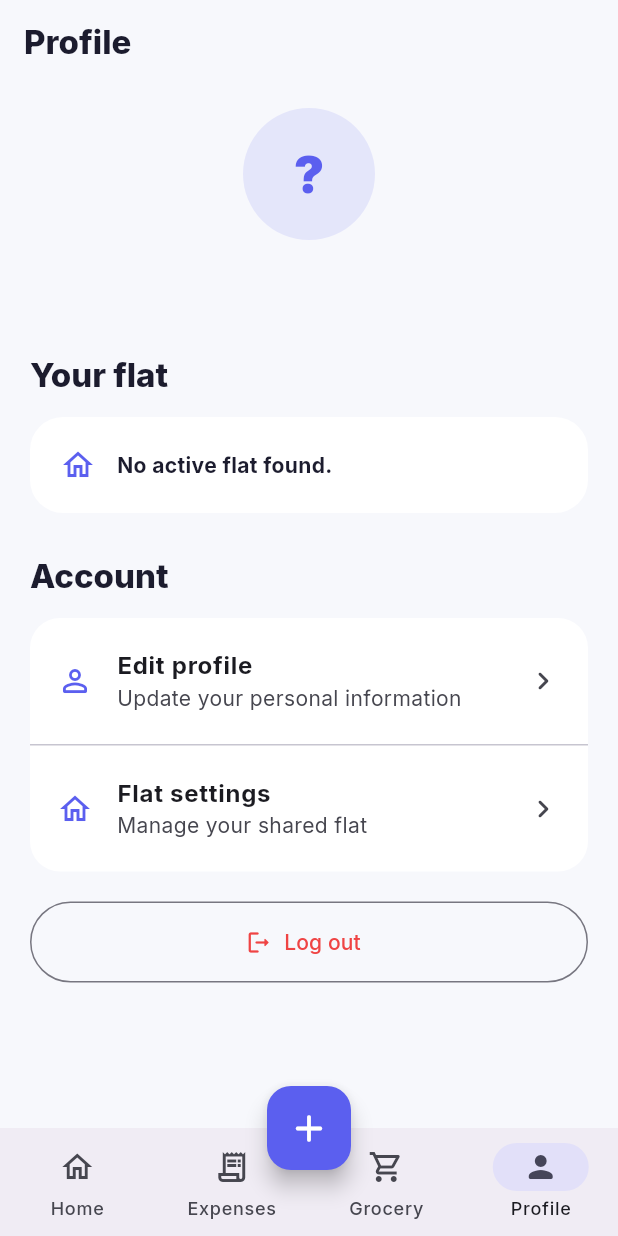
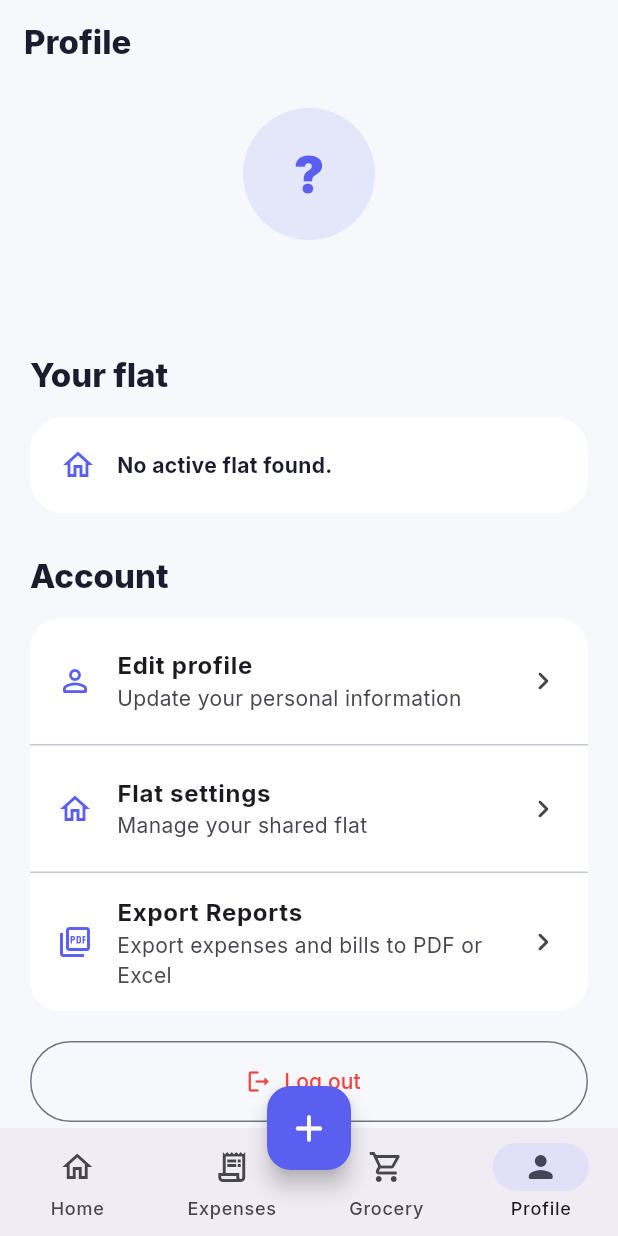
Before and after one commit to ankitbhardwaj2710/flatflow, a Flutter app: the ProfileScreen screen opened by its route, on a phone screen of 412 x 824 dp. Run offline on Flutter 3.47's test engine with Material 3 defaults, Android fonts, the phone set to English and light mode, and no system bars; our stand-ins replace cloud_firestore, firebase_auth, firebase_core, fl_chart, flutter_local_notifications, flutter_riverpod and 2 more; accounts and stored records are empty.

Commit message:
feat: add export reports screen

```diff
--- a/lib/features/profile/screens/profile_screen.dart
+++ b/lib/features/profile/screens/profile_screen.dart
@@ -381,7 +381,6 @@ class ProfileScreen extends ConsumerWidget {
             ),
 
             const SizedBox(height: 14),
-
 _SettingsCard(
   children: [
     _SettingsTile(
@@ -392,13 +391,26 @@ class ProfileScreen extends ConsumerWidget {
         _showEditProfileSheet(context, ref, currentUserName);
       },
     ),
+
     const Divider(height: 1),
+
     _SettingsTile(
       icon: Icons.home_outlined,
       title: 'Flat settings',
       subtitle: 'Manage your shared flat',
       onTap: () {
         context.push('/flat-settings');
+      },
+    ),
+
+    const Divider(height: 1),
+
+    _SettingsTile(
+      icon: Icons.picture_as_pdf_outlined,
+      title: 'Export Reports',
+      subtitle: 'Export expenses and bills to PDF or Excel',
+      onTap: () {
+        context.push('/export');
       },
     ),
   ],
--- a/lib/routing/app_router.dart
+++ b/lib/routing/app_router.dart
@@ -1,5 +1,5 @@
 import 'package:go_router/go_router.dart';
-
+import '../features/export/screens/export_screen.dart';
 import '../core/widgets/main_navigation_shell.dart';
 import '../features/auth/screens/forgot_password_screen.dart';
 import '../features/auth/screens/login_screen.dart';
@@ -77,6 +77,11 @@ GoRoute(
   builder: (context, state) => const AddExpenseScreen(),
 ),
 GoRoute(
+  path: '/export',
+  name: 'export',
+  builder: (context, state) => const ExportScreen(),
+),
+GoRoute(
   path: '/expense-details',
   name: 'expense-details',
   builder: (context, state) {
--- a/pubspec.yaml
+++ b/pubspec.yaml
@@ -40,6 +40,8 @@ dependencies:
   flutter_local_notifications: ^19.4.2
   timezone: ^0.10.1
   fl_chart: ^1.1.1
+  pdf: ^3.11.3
+  printing: ^5.14.2
   firebase_core: 4.1.1
   firebase_auth: 6.1.0
   cloud_firestore: 6.0.2
```
Also changed, not shown: lib/features/export/screens/export_screen.dart (added, +45 -0 lines), lib/features/export/services/excel_export_service.dart (added), lib/features/export/services/pdf_export_service.dart (added), pubspec.lock, 5 other files. Lines whose indentation alone changed are shown as unchanged.
